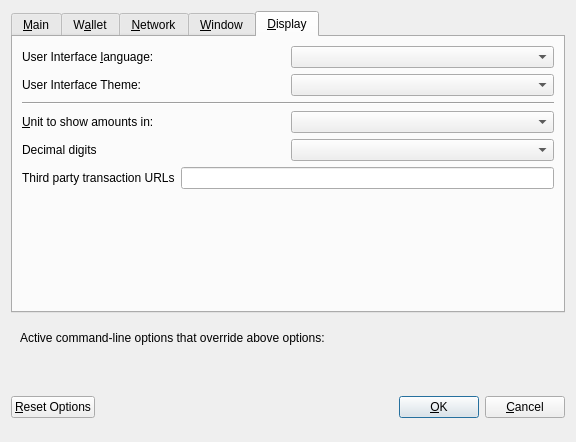
The window that src/qt/forms/optionsdialog.ui (fivebalanceID/Fivebalance_V3) describes before a commit, drawn with Qt 5.
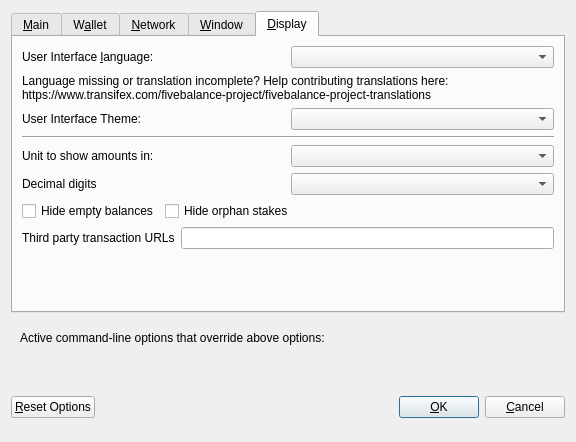
The same window after the commit. The open tabs and pages were chosen to show the change. Custom widgets are drawn as their Qt base class.

Diff of the .ui file:
```diff
--- a/src/qt/forms/optionsdialog.ui
+++ b/src/qt/forms/optionsdialog.ui
@@ -458,7 +458,36 @@
         </layout>
        </item>
        <item>
-        <layout class="QHBoxLayout" name="horizontalLayout_4_Display" stretch="0,0">
+        <widget class="QLabel" name="label_3">
+         <property name="toolTip">
+          <string notr="true"/>
+         </property>
+         <property name="statusTip">
+          <string notr="true"/>
+         </property>
+         <property name="whatsThis">
+          <string notr="true"/>
+         </property>
+         <property name="accessibleName">
+          <string notr="true"/>
+         </property>
+         <property name="text">
+          <string>Language missing or translation incomplete? Help contributing translations here:
+https://www.transifex.com/fivebalance-project/fivebalance-project-translations</string>
+         </property>
+         <property name="wordWrap">
+          <bool>true</bool>
+         </property>
+         <property name="openExternalLinks">
+          <bool>true</bool>
+         </property>
+         <property name="textInteractionFlags">
+          <set>Qt::TextBrowserInteraction</set>
+         </property>
+        </widget>
+       </item>
+       <item>
+        <layout class="QHBoxLayout" name="horizontalLayout_2_Display" stretch="0,0">
          <item>
           <widget class="QLabel" name="themeLabel">
            <property name="text">
@@ -472,6 +501,12 @@
         </layout>
        </item>
        <item>
+        <widget class="QWidget" name="verticalZfbnDisplayWidget" native="true">
+         <layout class="QVBoxLayout" name="verticalZfbnDisplayLayout">
+          <property name="margin">
+           <number>0</number>
+          </property>
+          <item>
         <widget class="Line" name="line">
          <property name="orientation">
           <enum>Qt::Horizontal</enum>
@@ -479,11 +514,11 @@
         </widget>
        </item>
        <item>
-        <layout class="QHBoxLayout" name="horizontalLayout_2_Display">
+           <layout class="QHBoxLayout" name="horizontalLayout_3_Display">
          <item>
           <widget class="QLabel" name="unitLabel">
            <property name="text">
-            <string>&amp;Unit to show amounts in:</string>
+               <string>Unit to show amounts in:</string>
            </property>
            <property name="textFormat">
             <enum>Qt::PlainText</enum>
@@ -503,7 +538,7 @@
         </layout>
        </item>
        <item>
-        <layout class="QHBoxLayout" name="horizontalLayout_5_Display">
+           <layout class="QHBoxLayout" name="horizontalLayout_4_Display">
          <item>
           <widget class="QLabel" name="digitsLabel">
            <property name="text">
@@ -517,7 +552,47 @@
         </layout>
        </item>
        <item>
-        <layout class="QHBoxLayout" name="horizontalLayout_3_Display">
+           <layout class="QHBoxLayout" name="horizontalLayout_5_Display">
+            <item>
+             <widget class="QCheckBox" name="checkBoxHideZeroBalances">
+              <property name="toolTip">
+               <string>Hide empty balances</string>
+              </property>
+              <property name="layoutDirection">
+               <enum>Qt::LeftToRight</enum>
+              </property>
+              <property name="text">
+               <string>Hide empty balances</string>
+              </property>
+             </widget>
+            </item>
+            <item>
+             <widget class="QCheckBox" name="checkBoxHideOrphans">
+              <property name="toolTip">
+               <string>Hide orphan stakes in transaction lists</string>
+              </property>
+              <property name="text">
+               <string>Hide orphan stakes</string>
+              </property>
+             </widget>
+            </item>
+            <item>
+             <spacer name="horizontalSpacer">
+              <property name="orientation">
+               <enum>Qt::Horizontal</enum>
+              </property>
+              <property name="sizeHint" stdset="0">
+               <size>
+                <width>40</width>
+                <height>20</height>
+               </size>
+              </property>
+             </spacer>
+            </item>
+           </layout>
+          </item>
+          <item>
+           <layout class="QHBoxLayout" name="horizontalLayout_6_Display">
          <item>
           <widget class="QLabel" name="thirdPartyTxUrlsLabel">
            <property name="toolTip">
@@ -539,6 +614,9 @@
           </widget>
          </item>
         </layout>
+          </item>
+         </layout>
+        </widget>
        </item>
        <item>
         <spacer name="verticalSpacer">
```
Left out of the diff: 82 changed lines with no effect on the pictures. Lines whose indentation alone changed are shown as unchanged.
